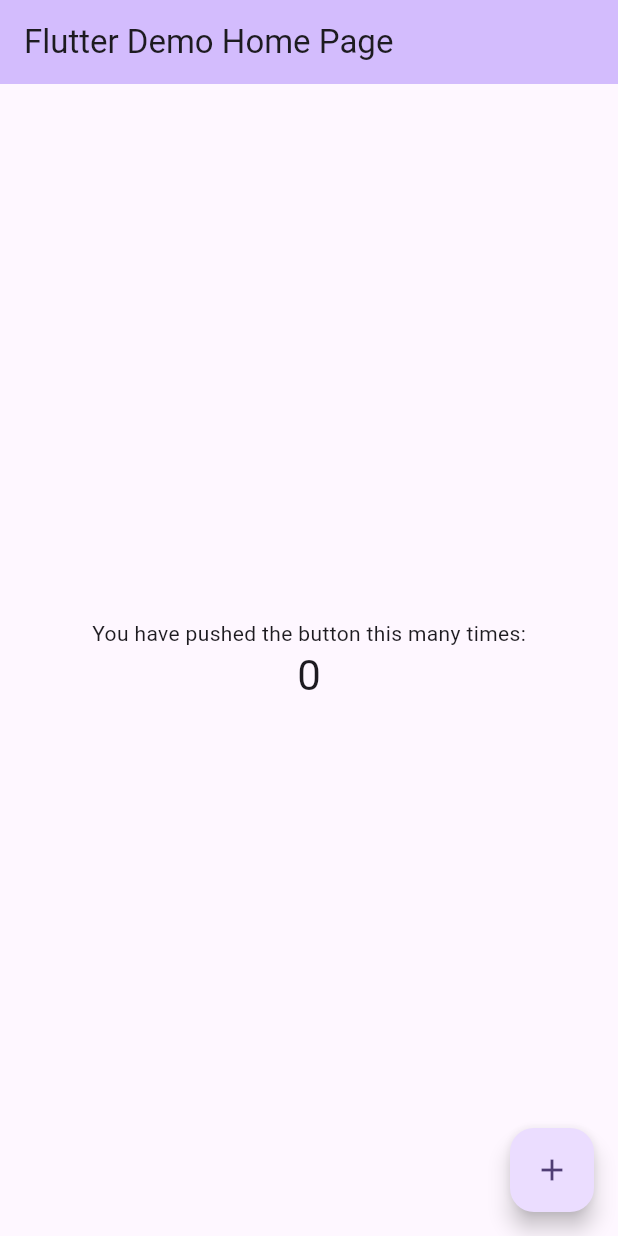
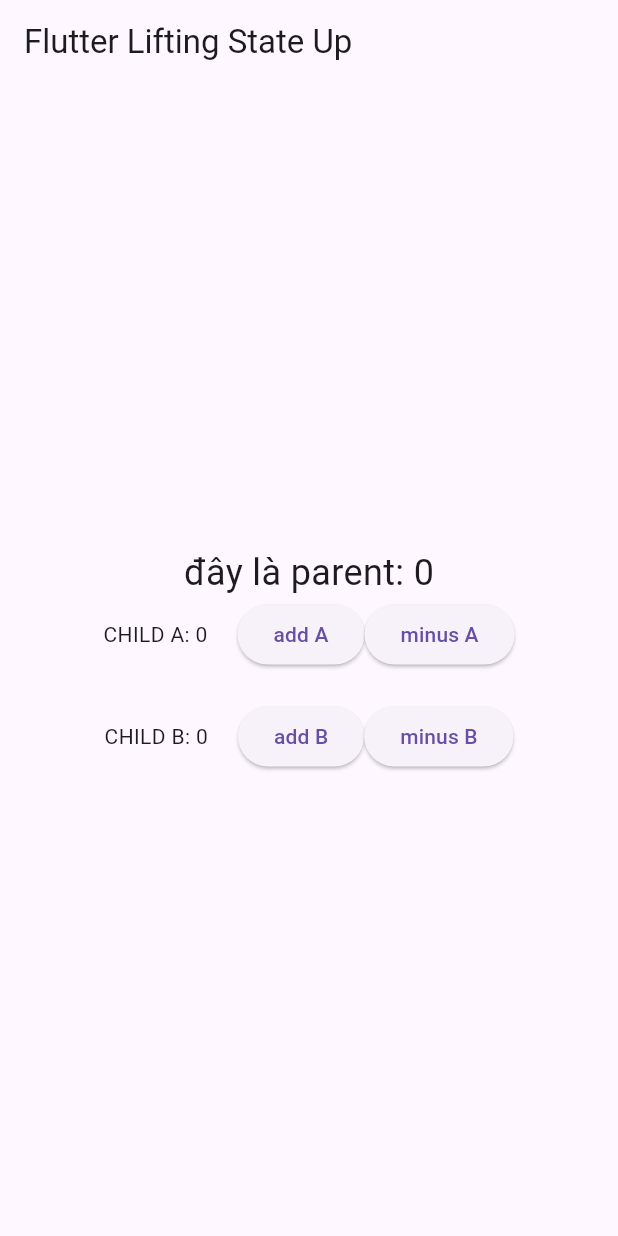
Before and after one commit to songtoantd18/nestjs, a Flutter app: the screen it shows after launch, on a phone screen of 412 x 824 dp. Run offline on Flutter 3.47's test engine with Material 3 defaults, Android fonts, the phone set to English and light mode, and no system bars.

Commit message:
cách lifting state up thủ công

```diff
--- a/todoapp/lib/main.dart
+++ b/todoapp/lib/main.dart
@@ -1,122 +1,103 @@
 import 'package:flutter/material.dart';
 
 void main() {
-  runApp(const MyApp());
+  runApp(MyApp());
 }
 
 class MyApp extends StatelessWidget {
-  const MyApp({super.key});
-
-  // This widget is the root of your application.
   @override
   Widget build(BuildContext context) {
     return MaterialApp(
-      title: 'Flutter Demo',
-      theme: ThemeData(
-        // This is the theme of your application.
-        //
-        // TRY THIS: Try running your application with "flutter run". You'll see
-        // the application has a purple toolbar. Then, without quitting the app,
-        // try changing the seedColor in the colorScheme below to Colors.green
-        // and then invoke "hot reload" (save your changes or press the "hot
-        // reload" button in a Flutter-supported IDE, or press "r" if you used
-        // the command line to start the app).
-        //
-        // Notice that the counter didn't reset back to zero; the application
-        // state is not lost during the reload. To reset the state, use hot
-        // restart instead.
-        //
-        // This works for code too, not just values: Most code changes can be
-        // tested with just a hot reload.
-        colorScheme: ColorScheme.fromSeed(seedColor: Colors.deepPurple),
+      title: 'Lifting State Up Demo',
+      home: Scaffold(
+        appBar: AppBar(title: Text('Flutter Lifting State Up')),
+        body: Parent(),
       ),
-      home: const MyHomePage(title: 'Flutter Demo Home Page'),
     );
   }
 }
 
-class MyHomePage extends StatefulWidget {
-  const MyHomePage({super.key, required this.title});
-
-  // This widget is the home page of your application. It is stateful, meaning
-  // that it has a State object (defined below) that contains fields that affect
-  // how it looks.
-
-  // This class is the configuration for the state. It holds the values (in this
-  // case the title) provided by the parent (in this case the App widget) and
-  // used by the build method of the State. Fields in a Widget subclass are
-  // always marked "final".
-
-  final String title;
-
+class Parent extends StatefulWidget {
   @override
-  State<MyHomePage> createState() => _MyHomePageState();
+  _ParentState createState() => _ParentState();
 }
 
-class _MyHomePageState extends State<MyHomePage> {
-  int _counter = 0;
+class _ParentState extends State<Parent> {
+  int count = 0;
+  void updateCount() {
+    setState(() {
+      count = count + 1;
+    });
+    print('đây là count addddddđ: $count');
+  }
 
-  void _incrementCounter() {
+  void minusCount() {
     setState(() {
-      // This call to setState tells the Flutter framework that something has
-      // changed in this State, which causes it to rerun the build method below
-      // so that the display can reflect the updated values. If we changed
-      // _counter without calling setState(), then the build method would not be
-      // called again, and so nothing would appear to happen.
-      _counter++;
+      count = count - 1;
     });
+    print('đây là count minussssssssssssss: $count');
   }
 
   @override
   Widget build(BuildContext context) {
-    // This method is rerun every time setState is called, for instance as done
-    // by the _incrementCounter method above.
-    //
-    // The Flutter framework has been optimized to make rerunning build methods
-    // fast, so that you can just rebuild anything that needs updating rather
-    // than having to individually change instances of widgets.
-    return Scaffold(
-      appBar: AppBar(
-        // TRY THIS: Try changing the color here to a specific color (to
-        // Colors.amber, perhaps?) and trigger a hot reload to see the AppBar
-        // change color while the other colors stay the same.
-        backgroundColor: Theme.of(context).colorScheme.inversePrimary,
-        // Here we take the value from the MyHomePage object that was created by
-        // the App.build method, and use it to set our appbar title.
-        title: Text(widget.title),
-      ),
-      body: Center(
-        // Center is a layout widget. It takes a single child and positions it
-        // in the middle of the parent.
-        child: Column(
-          // Column is also a layout widget. It takes a list of children and
-          // arranges them vertically. By default, it sizes itself to fit its
-          // children horizontally, and tries to be as tall as its parent.
-          //
-          // Column has various properties to control how it sizes itself and
-          // how it positions its children. Here we use mainAxisAlignment to
-          // center the children vertically; the main axis here is the vertical
-          // axis because Columns are vertical (the cross axis would be
-          // horizontal).
-          //
-          // TRY THIS: Invoke "debug painting" (choose the "Toggle Debug Paint"
-          // action in the IDE, or press "p" in the console), to see the
-          // wireframe for each widget.
-          mainAxisAlignment: MainAxisAlignment.center,
-          children: <Widget>[
-            const Text('You have pushed the button this many times:'),
-            Text(
-              '$_counter',
-              style: Theme.of(context).textTheme.headlineMedium,
-            ),
-          ],
-        ),
-      ),
-      floatingActionButton: FloatingActionButton(
-        onPressed: _incrementCounter,
-        tooltip: 'Increment',
-        child: const Icon(Icons.add),
-      ), // This trailing comma makes auto-formatting nicer for build methods.
+    return Column(
+      mainAxisAlignment: MainAxisAlignment.center,
+      children: [
+        Text('đây là parent: $count', style: TextStyle(fontSize: 24)),
+        ChildA(count: count, addCount: updateCount, minusCount: minusCount),
+        SizedBox(height: 20),
+        ChildB(onUpdate: updateCount, count: count, minusCount: minusCount),
+      ],
     );
   }
 }
+
+class ChildA extends StatelessWidget {
+  final int count;
+  final Function() addCount;
+  final Function() minusCount;
+
+  ChildA({
+    required this.count,
+    required this.addCount,
+    required this.minusCount,
+  });
+
+  @override
+  Widget build(BuildContext context) {
+    return Row(
+      mainAxisAlignment: MainAxisAlignment.center,
+      children: [
+        Text('CHILD A: $count'),
+        SizedBox(width: 20),
+        ElevatedButton(onPressed: () => addCount(), child: Text('add A')),
+        ElevatedButton(onPressed: () => minusCount(), child: Text('minus A')),
+      ],
+    );
+  }
+}
+
+class ChildB extends StatelessWidget {
+  final Function() onUpdate;
+  final int count;
+  final Function() minusCount;
+
+  ChildB({
+    required this.minusCount,
+    required this.onUpdate,
+    required this.count,
+  });
+
+  @override
+  Widget build(BuildContext context) {
+    return Row(
+      mainAxisAlignment: MainAxisAlignment.center,
+      children: [
+        Text('CHILD B: $count'),
+        SizedBox(width: 20),
+        ElevatedButton(onPressed: () => onUpdate(), child: Text('add B')),
+        ElevatedButton(onPressed: () => minusCount(), child: Text('minus B')),
+      ],
+    );
+  }
+}
```
Also changed, not shown: 1 other file.
